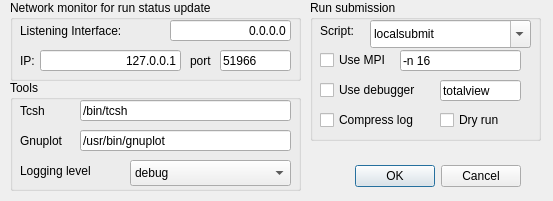
LeCAD-PEG/SOLPS-GUI, file src/gui/preferences.ui: the form before one commit.
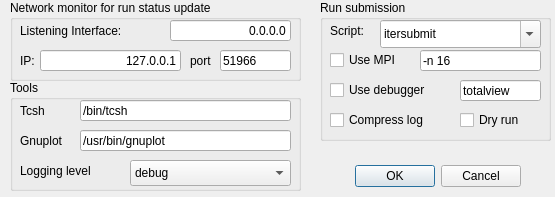
The form after the commit.

Commit message: Add spbstusubmit and fix layout on Gateway

```diff
--- a/src/gui/preferences.ui
+++ b/src/gui/preferences.ui
@@ -9,8 +9,8 @@
    <rect>
     <x>0</x>
     <y>0</y>
-    <width>553</width>
-    <height>201</height>
+    <width>555</width>
+    <height>197</height>
    </rect>
   </property>
   <property name="windowTitle">
@@ -171,7 +171,7 @@
   <widget class="QGroupBox" name="groupBox_2">
    <property name="geometry">
     <rect>
-     <x>310</x>
+     <x>320</x>
      <y>0</y>
      <width>231</width>
      <height>141</height>
@@ -206,7 +206,7 @@
      <bool>true</bool>
     </property>
     <property name="currentIndex">
-     <number>3</number>
+     <number>0</number>
     </property>
     <item>
      <property name="text">
@@ -260,7 +260,7 @@
      <rect>
       <x>10</x>
       <y>110</y>
-      <width>111</width>
+      <width>131</width>
       <height>20</height>
      </rect>
     </property>
@@ -274,7 +274,7 @@
    <widget class="QLineEdit" name="lineEdit_mpi_options">
     <property name="geometry">
      <rect>
-      <x>90</x>
+      <x>100</x>
       <y>50</y>
       <width>121</width>
       <height>21</height>
@@ -292,7 +292,7 @@
      <rect>
       <x>10</x>
       <y>80</y>
-      <width>111</width>
+      <width>131</width>
       <height>20</height>
      </rect>
     </property>
@@ -306,7 +306,7 @@
    <widget class="QLineEdit" name="lineEdit_debugger">
     <property name="geometry">
      <rect>
-      <x>130</x>
+      <x>140</x>
       <y>80</y>
       <width>81</width>
       <height>21</height>
@@ -319,7 +319,7 @@
    <widget class="QCheckBox" name="checkBox_dry_run">
     <property name="geometry">
      <rect>
-      <x>130</x>
+      <x>140</x>
       <y>110</y>
       <width>86</width>
       <height>20</height>
```
